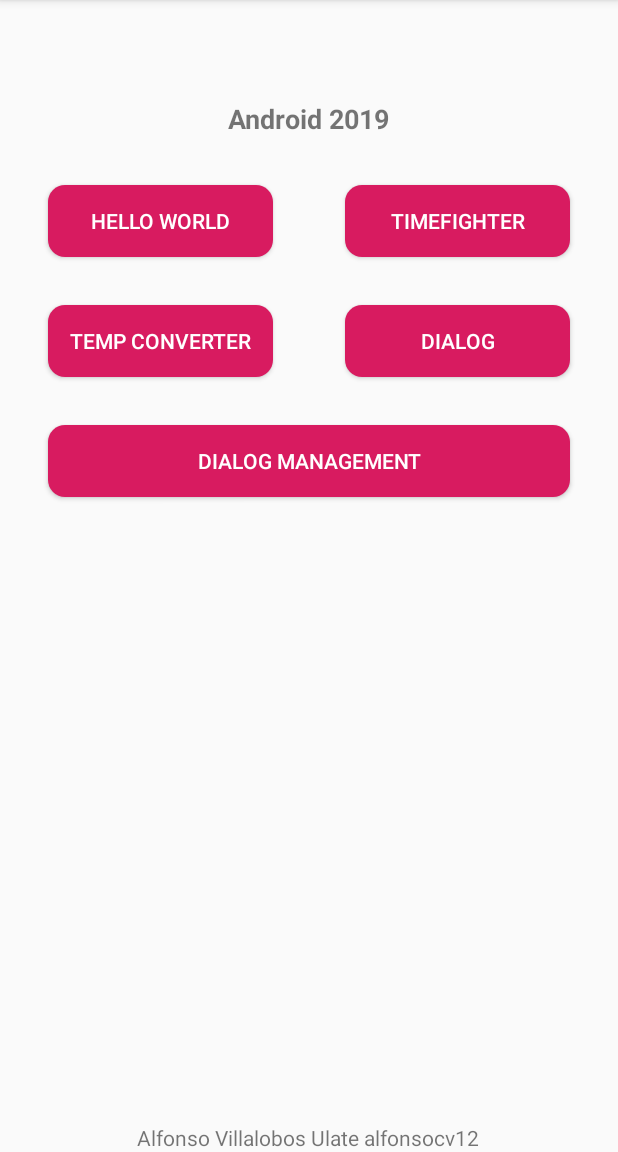
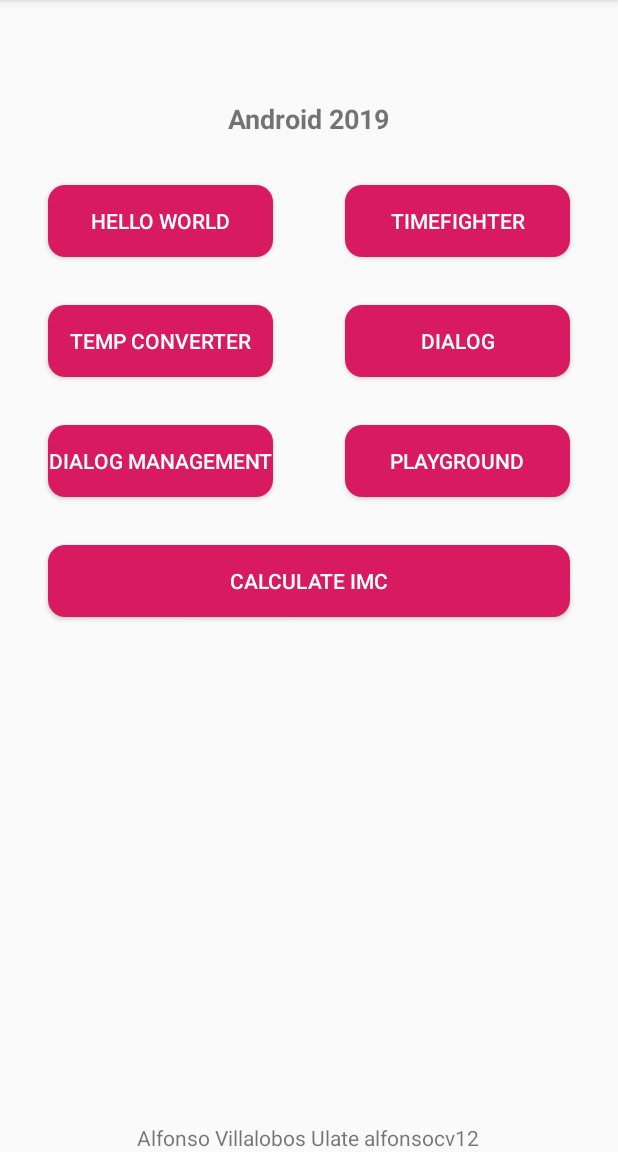
Before and after one commit to alfonsocv12/Alfonso_VIllalobos_android2019, an Android app: the screen it shows after launch (MainActivity), on a phone screen of 412 x 824 dp, the part 84-1236 px from its top. Run offline under Robolectric (Android 15) with nearby library versions, the phone set to English and light mode, and no system bars; libraries missing offline, so code that uses them is left out: com.example.

Commit message:
Se agrego imc

```diff
--- a/app/build.gradle
+++ b/app/build.gradle
@@ -29,6 +29,7 @@ dependencies {
     implementation 'androidx.appcompat:appcompat:1.0.2'
     implementation 'androidx.core:core-ktx:1.0.2'
     implementation 'pl.droidsonroids.gif:android-gif-drawable:1.2.15'
+    implementation 'com.squareup.picasso:picasso:2.71828'
     implementation 'androidx.constraintlayout:constraintlayout:1.1.3'
     testImplementation 'junit:junit:4.12'
     androidTestImplementation 'androidx.test:runner:1.2.0'
--- a/app/src/main/java/com/example/VillalobosLab2019/MainActivity.kt
+++ b/app/src/main/java/com/example/VillalobosLab2019/MainActivity.kt
@@ -16,6 +16,8 @@ class MainActivity : AppCompatActivity() {
         setClickBtnTempConverter()
         setClickBtnDialog()
         setClickBtnDialogManagement()
+        setClickBtnPlayGround()
+        setClickBtnCalculateImc()
     }
 
     /*
@@ -62,4 +64,22 @@ class MainActivity : AppCompatActivity() {
             startActivity(Intent(this,DialogManagement::class.java))
         }
     }
+
+    /*
+    * Funcion encargada de mandar a
+    * la pantalla de playground*/
+    private fun setClickBtnPlayGround(){
+        btnPlayGround.setOnClickListener {
+            startActivity(Intent(this,playGround::class.java))
+        }
+    }
+
+    /*
+    * Funcion encargada de mandar a
+    * la pantalla de IMC*/
+    private fun setClickBtnCalculateImc(){
+        btnImcCalculate.setOnClickListener {
+            startActivity(Intent(this,imc::class.java))
+        }
+    }
 }
--- a/app/src/main/res/layout/activity_main.xml
+++ b/app/src/main/res/layout/activity_main.xml
@@ -7,6 +7,19 @@
     android:id="@+id/layoutMain"
     android:layout_height="match_parent"
     tools:context=".MainActivity">
+
+    <Button
+            android:id="@+id/btnImcCalculate"
+            style="@style/AppTheme.RoundedCornerMaterialButton"
+            android:layout_width="0dp"
+            android:layout_height="wrap_content"
+            android:layout_marginStart="32dp"
+            android:layout_marginTop="32dp"
+            android:layout_marginEnd="32dp"
+            android:text="@string/button_imc"
+            app:layout_constraintEnd_toEndOf="parent"
+            app:layout_constraintStart_toStartOf="parent"
+            app:layout_constraintTop_toBottomOf="@+id/btnDialogManagement" />
 
     <TextView
             android:id="@+id/txtAndroid"
@@ -80,15 +93,23 @@
     <Button
             android:id="@+id/btnDialogManagement"
             style="@style/AppTheme.RoundedCornerMaterialButton"
-            android:layout_width="0dp"
+            android:layout_width="150dp"
             android:layout_height="wrap_content"
             android:layout_marginStart="32dp"
-            android:layout_marginTop="192dp"
+            android:layout_marginTop="32dp"
+            android:text="@string/dialog_btn"
+            app:layout_constraintStart_toStartOf="parent"
+            app:layout_constraintTop_toBottomOf="@+id/btnTempConverter" />
+
+    <Button
+            android:id="@+id/btnPlayGround"
+            style="@style/AppTheme.RoundedCornerMaterialButton"
+            android:layout_width="150dp"
+            android:layout_height="wrap_content"
+            android:layout_marginTop="32dp"
             android:layout_marginEnd="32dp"
-            android:text="@string/dialog_btn"
+            android:text="@string/button_playground"
             app:layout_constraintEnd_toEndOf="parent"
-            app:layout_constraintHorizontal_bias="0.497"
-            app:layout_constraintStart_toStartOf="parent"
-            app:layout_constraintTop_toBottomOf="@+id/txtAndroid" />
+            app:layout_constraintTop_toBottomOf="@+id/btnActivityDialog" />
 
 </androidx.constraintlayout.widget.ConstraintLayout>
```
Also changed, not shown: app/src/main/AndroidManifest.xml (+17 -9 lines), app/src/main/java/com/example/VillalobosLab2019/imc.kt (added, +17 -0 lines), app/src/main/java/com/example/VillalobosLab2019/playGround.kt (added, +12 -0 lines), app/src/main/res/layout/activity_imc.xml (added, +103 -0 lines), app/src/main/res/layout/activity_play_ground.xml (added, +31 -0 lines), app/src/main/res/values/strings.xml (+11 -0 lines).
